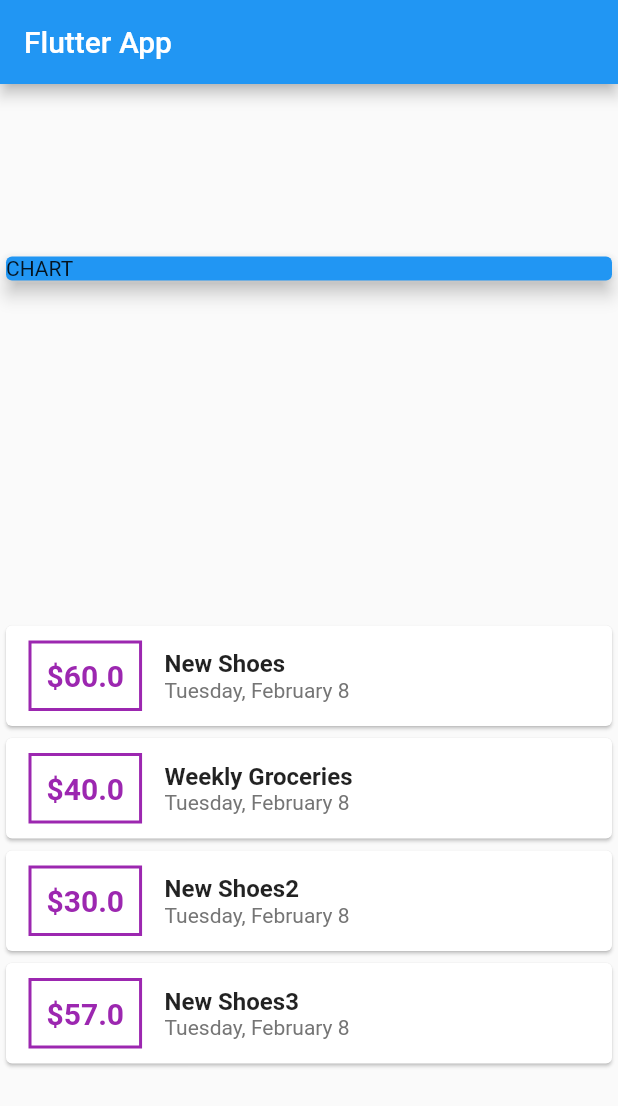
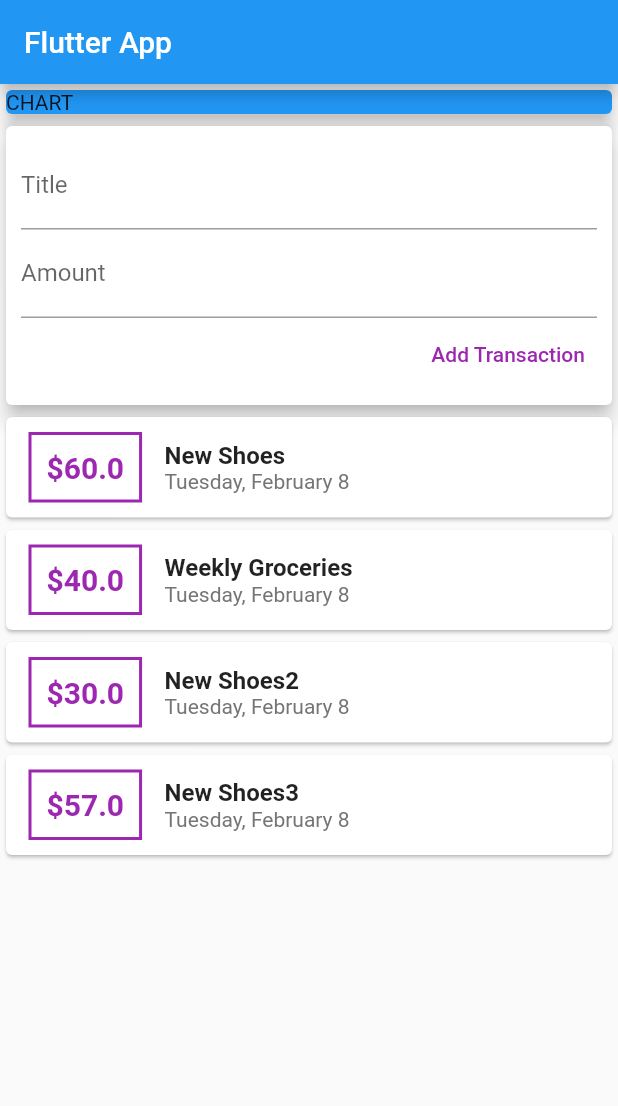
Before and after one commit to mahdibouaziz/flutter-personal-expenses, a Flutter app: the screen it shows after launch, on a phone screen of 412 x 824 dp. Shown: the top 1106 px of the screen. Run offline on Flutter 3.47's test engine with Material 2 defaults, Android fonts, the phone set to English and light mode, and no system bars.

Commit message:
added the transaction part

```diff
--- a/lib/main.dart
+++ b/lib/main.dart
@@ -40,13 +40,41 @@
         title: const Text("Flutter App"),
       ),
       body: Column(
-        mainAxisAlignment: MainAxisAlignment.spaceAround,
         crossAxisAlignment: CrossAxisAlignment.stretch,
         children: [
           const Card(
             color: Colors.blue,
             child: Text("CHART"),
             elevation: 5,
+          ),
+          Card(
+            elevation: 5,
+            child: Container(
+              padding: EdgeInsets.all(10),
+              child: Column(
+                crossAxisAlignment: CrossAxisAlignment.end,
+                children: [
+                  TextField(
+                    decoration: InputDecoration(
+                      labelText: 'Title',
+                    ),
+                  ),
+                  TextField(
+                    decoration: InputDecoration(
+                      labelText: 'Amount',
+                    ),
+                  ),
+                  TextButton(
+                    onPressed: () {},
+                    child: const Text("Add Transaction"),
+                    style: ButtonStyle(
+                      foregroundColor:
+                          MaterialStateProperty.all<Color>(Colors.purple),
+                    ),
+                  )
+                ],
+              ),
+            ),
           ),
           Column(
             children: transactions
```
